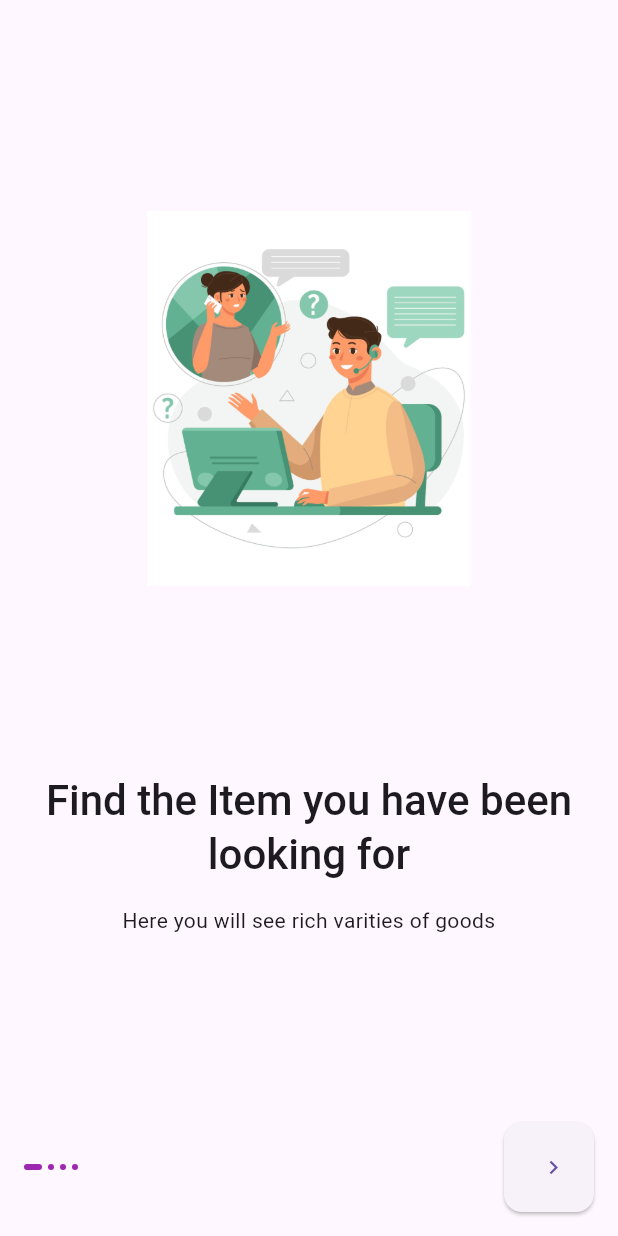
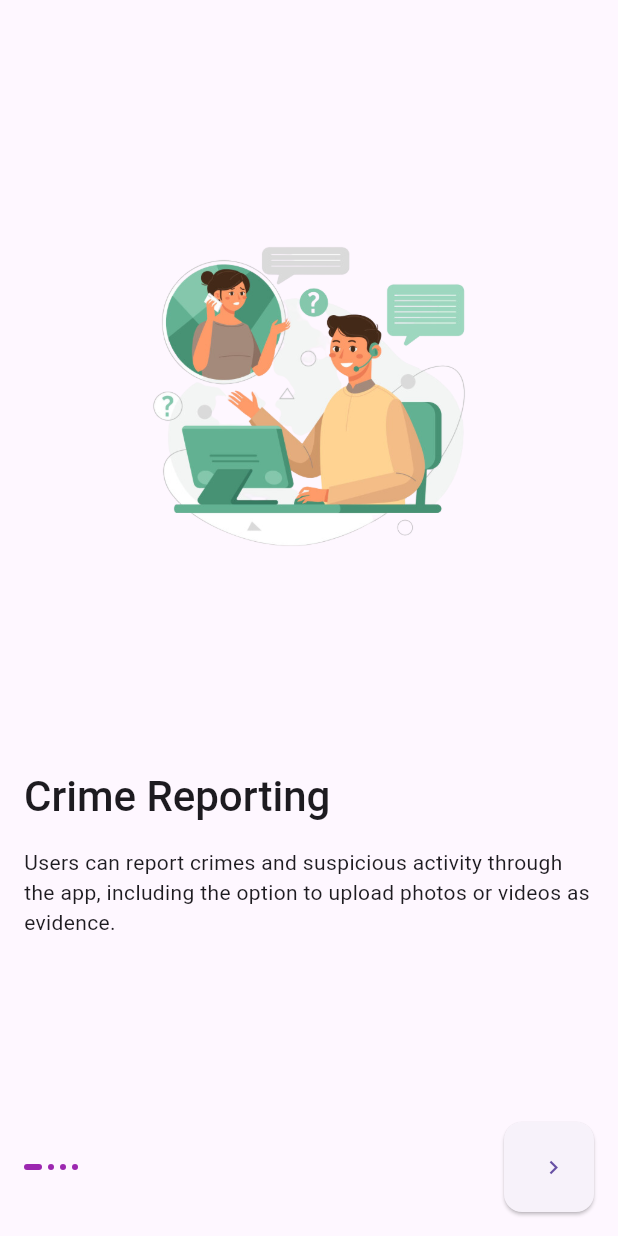
Before and after one commit to The-ARJ/CopOfficial_App, a Flutter app: the screen it shows after launch, on a phone screen of 412 x 824 dp. Run offline on Flutter 3.47's test engine with Material 2 defaults, Android fonts, the phone set to English and light mode, and no system bars; our stand-ins replace google_nav_bar, line_icons, shared_preferences; missing offline and left inert: material_dialogs; project files that could hold a hidden picture were left out.

Commit message:
improvements on onboard

```diff
--- a/lib/screen/onboarding/onboarding.dart
+++ b/lib/screen/onboarding/onboarding.dart
@@ -58,7 +58,6 @@ class _OnboardingScreenState extends State<OnboardingScreen> {
                       ),
                     ),
                   ),
-                  const Spacer(),
                   const Spacer(),
                   SizedBox(
                     height: 60,
@@ -130,20 +129,24 @@ class Onboard {
 final List<Onboard> data = [
   Onboard(
       image: 'assets/images/onboarding1.png',
-      title: 'Find the Item you have been looking for',
-      descripition: 'Here you will see rich varities of goods'),
+      title: 'Crime Reporting',
+      descripition:
+          'Users can report crimes and suspicious activity through the app, including the option to upload photos or videos as evidence.'),
   Onboard(
       image: 'assets/images/onboarding2.png',
-      title: 'Find the Item you have been looking for',
-      descripition: 'Here you will see rich varities of goods'),
+      title: 'Community Policing',
+      descripition:
+          'The app allows users to stay informed about local crime trends and events, and to communicate with their neighbourhood police officers.'),
   Onboard(
       image: 'assets/images/onboarding3.png',
-      title: 'Find the Item you have been looking for',
-      descripition: 'Here you will see rich varities of goods'),
+      title: 'Crime Mapping',
+      descripition:
+          'The app provides a map-based interface for users to view crime incidents in their area, including the ability to filter by crime type, date, and location.'),
   Onboard(
       image: 'assets/images/onboarding4.png',
-      title: 'Find the Item you have been looking for',
-      descripition: 'Here you will see rich varities of goods'),
+      title: 'Complaints',
+      descripition:
+          'Citizens can submit complaints about the incidents which will be forwarded to the appropriate department for investigation.'),
 ];
 
 class OnBoardContent extends StatelessWidget {
@@ -165,20 +168,24 @@ class OnBoardContent extends StatelessWidget {
           height: 250,
         ),
         const Spacer(),
-        Text(
+        Align(
+          alignment: Alignment.centerLeft,
+          child: Text(
             title,
-          textAlign: TextAlign.center,
             style: Theme.of(context)
                 .textTheme
                 .headlineMedium!
                 .copyWith(fontWeight: FontWeight.w500),
           ),
+        ),
         const SizedBox(
           height: 16,
         ),
-        Text(
+        Align(
+          alignment: Alignment.centerLeft,
+          child: Text(
             description,
-          textAlign: TextAlign.center,
+          ),
         ),
         const Spacer()
       ],
--- a/pubspec.yaml
+++ b/pubspec.yaml
@@ -70,6 +70,7 @@ dependencies:
   flutter_slidable: ^2.0.0
   toggle_switch: ^2.0.1
   font_awesome_flutter: ^10.3.0
+  flutter_svg_provider: ^1.0.3
 
 dev_dependencies:
   flutter_test:
```
Also changed, not shown: assets/images/background.png (added), assets/images/onboarding1.png, assets/images/onboarding2.png, assets/images/onboarding4.png, assets/svg/6.svg (added), assets/svg/b.svg (added), assets/svg/back.svg (added), assets/svg/background.svg (added), assets/svg/svg.svg (added), pubspec.lock. Lines whose indentation alone changed are shown as unchanged.
